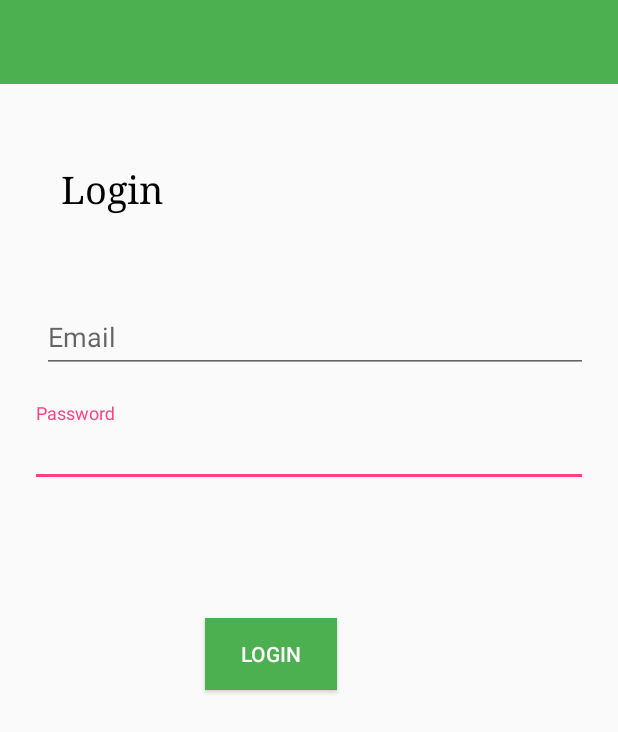
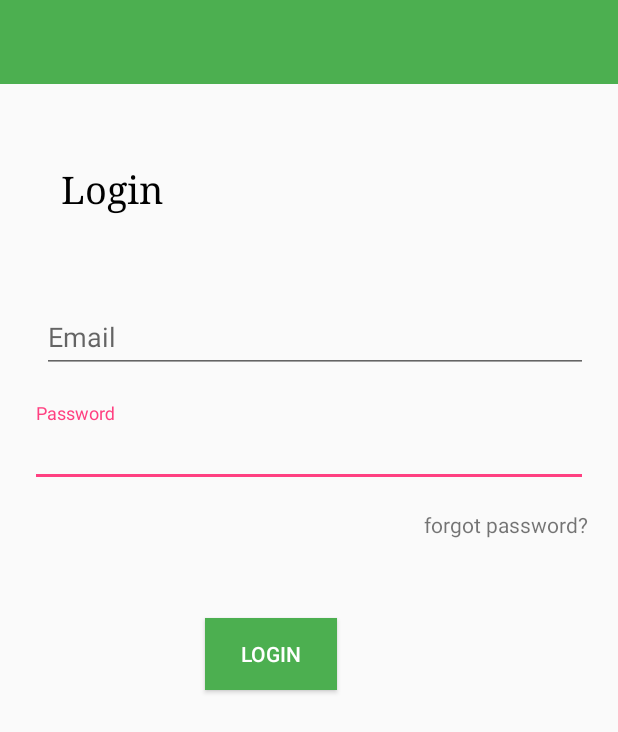
Before and after one commit to ANCProjects/Dealsaster, an Android app: the LoginActivity screen opened directly, with no data from a screen before it, on a phone screen of 412 x 824 dp. Shown: the top 732 px of the screen. Run offline under Robolectric (Android 15) with nearby library versions, the phone set to English and light mode, and no system bars.

```diff
--- a/app/src/main/res/layout/activity_login.xml
+++ b/app/src/main/res/layout/activity_login.xml
@@ -107,5 +107,15 @@
             tools:layout_editor_absoluteY="269dp"/>
     </android.support.design.widget.TextInputLayout>
 
+    <TextView
+        android:id="@+id/textView2"
+        android:layout_width="wrap_content"
+        android:layout_height="wrap_content"
+        android:text="forgot password?"
+        android:layout_marginTop="15dp"
+        app:layout_constraintTop_toBottomOf="@+id/login_password"
+        android:layout_marginRight="20dp"
+        app:layout_constraintRight_toRightOf="parent"/>
+
 
 </android.support.constraint.ConstraintLayout>
```
Also changed, not shown: app/src/main/java/io/github/dewunmi/dealsaster/MainActivity.java (line endings or trailing spaces).
